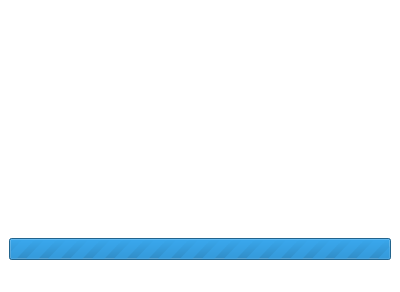
Old version of the form progressslideshowdialog.ui in the repository toradex/qt-tezi.
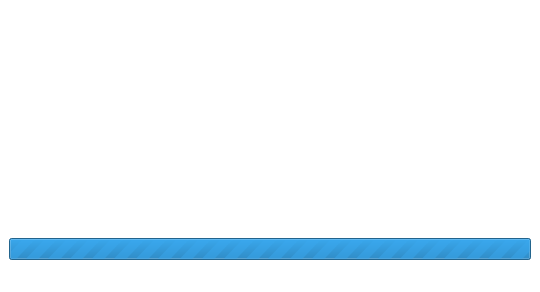
New version of the form.

Diff of the .ui file:
```diff
--- a/progressslideshowdialog.ui
+++ b/progressslideshowdialog.ui
@@ -9,7 +9,7 @@
    <rect>
     <x>0</x>
     <y>0</y>
-    <width>400</width>
+    <width>540</width>
     <height>277</height>
    </rect>
   </property>
```
